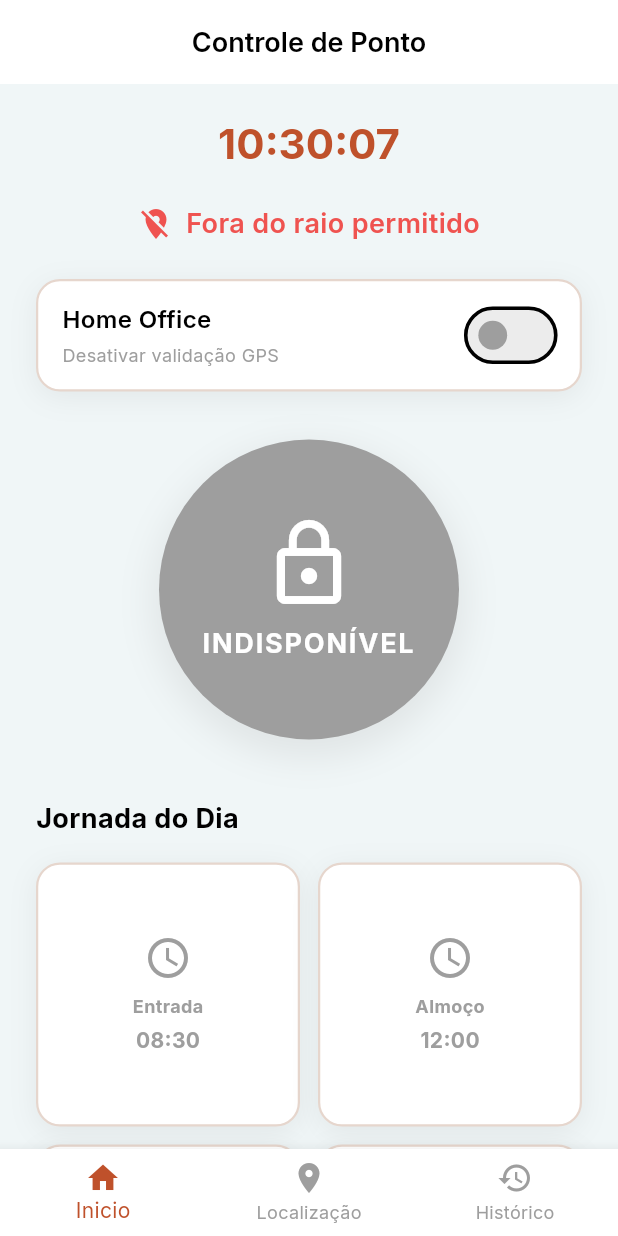
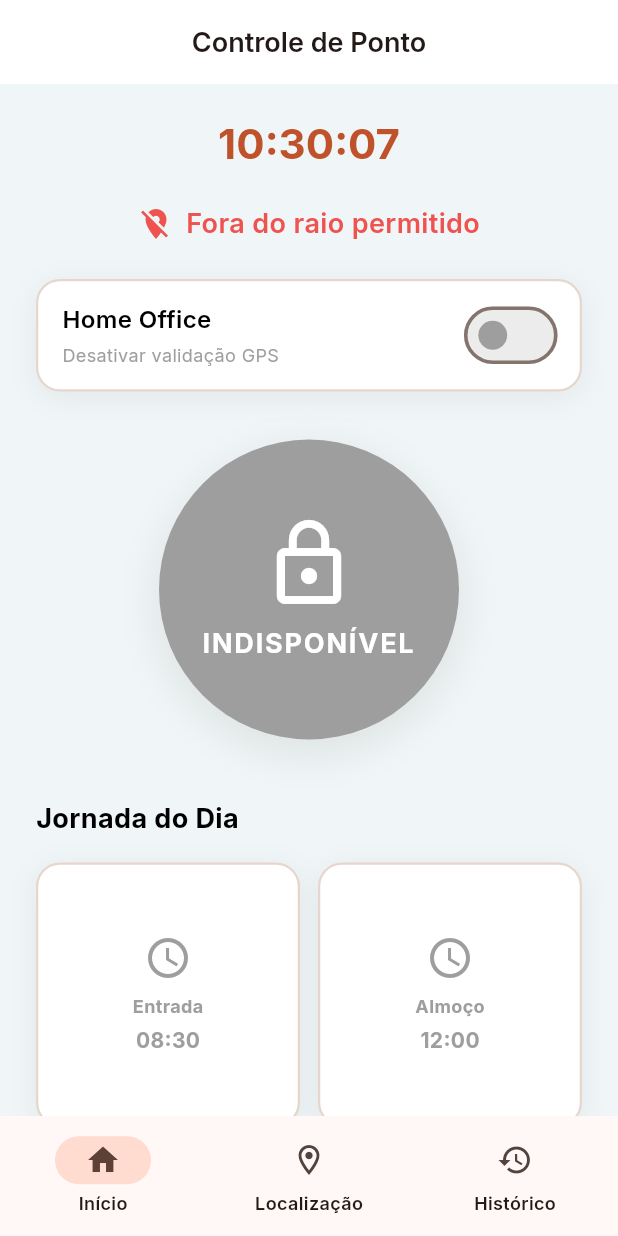
Before and after one commit to AllanMicuanski/PEX-mobile, a Flutter app: the screen it shows after launch, on a phone screen of 412 x 824 dp. Run offline on Flutter 3.47's test engine with Material 3 defaults, Android fonts, the phone set to English and light mode, and no system bars; our stand-ins replace flutter_map, geolocator, image_picker, latlong2, sqflite; accounts and stored records are empty.

Commit message:
feat: add light and dark themes with M3 tonal palette
build both schemes from the coral seed, drop fixed text colors so they
follow the color scheme, add design tokens, and switch to NavigationBar.
wire darkTheme with ThemeMode.system

```diff
--- a/lib/config/theme.dart
+++ b/lib/config/theme.dart
@@ -1,108 +1,102 @@
 import 'package:flutter/material.dart';
 
-// Paleta Sizebay
+// Paleta de marca e status (acentos que valem em tema claro e escuro).
 class SizebayColors {
-  static const Color coral = Color(0xFFBF512B); // Primária
-  static const Color azulClaro = Color(0xFFD2ECFF); // Secundária
-  static const Color bege = Color(0xFFE6D6CD); // Terciária
-  static const Color offWhite = Color(0xFFF0F6F7); // Fundo
-  static const Color preto = Color(0xFF000000); // Texto
+  static const Color coral = Color(0xFFBF512B);
+  static const Color coralClaro = Color(0xFFF7663D);
+  static const Color azulClaro = Color(0xFFD2ECFF);
+  static const Color bege = Color(0xFFE6D6CD);
 
-  // Utilitárias
   static const Color verde = Color(0xFF4CAF50);
   static const Color laranja = Color(0xFFFFA726);
   static const Color vermelho = Color(0xFFEF5350);
+  static const Color azul = Color(0xFF1E88E5);
+
+  // Neutros legados — em migração para o colorScheme (dark mode).
+  static const Color preto = Color(0xFF000000);
+  static const Color offWhite = Color(0xFFF0F6F7);
   static const Color cinzaClaro = Color(0xFFF5F5F5);
   static const Color cinzaMedio = Color(0xFF9E9E9E);
-  static const Color azul = Color(0xFF1E88E5);
 }
 
-// Theme Data
-ThemeData getSizebayTheme() {
+// Tokens de design compartilhados pelo visual "soft".
+class AppRadius {
+  static const double card = 20;
+  static const double chip = 10;
+  static const double field = 14;
+}
+
+ThemeData getSizebayTheme() => _buildTheme(
+  ColorScheme.fromSeed(
+    seedColor: SizebayColors.coral,
+    brightness: Brightness.light,
+  ).copyWith(primary: SizebayColors.coral),
+);
+
+ThemeData getSizebayDarkTheme() => _buildTheme(
+  ColorScheme.fromSeed(
+    seedColor: SizebayColors.coral,
+    brightness: Brightness.dark,
+  ),
+);
+
+ThemeData _buildTheme(ColorScheme scheme) {
   return ThemeData(
     useMaterial3: true,
     fontFamily: 'Inter',
-    colorScheme: ColorScheme(
-      brightness: Brightness.light,
-      primary: SizebayColors.coral,
-      onPrimary: Colors.white,
-      primaryContainer: SizebayColors.azulClaro,
-      onPrimaryContainer: SizebayColors.preto,
-      secondary: SizebayColors.azulClaro,
-      onSecondary: SizebayColors.preto,
-      secondaryContainer: SizebayColors.bege,
-      onSecondaryContainer: SizebayColors.preto,
-      tertiary: SizebayColors.bege,
-      onTertiary: SizebayColors.preto,
-      error: SizebayColors.vermelho,
-      onError: Colors.white,
-      surface: Colors.white,
-      onSurface: SizebayColors.preto,
-    ),
-    scaffoldBackgroundColor: SizebayColors.offWhite,
-    appBarTheme: const AppBarTheme(
-      backgroundColor: Colors.white,
-      foregroundColor: SizebayColors.preto,
+    colorScheme: scheme,
+    scaffoldBackgroundColor: scheme.surfaceContainerLow,
+    appBarTheme: AppBarTheme(
+      backgroundColor: scheme.surfaceContainerLow,
+      foregroundColor: scheme.onSurface,
       elevation: 0,
+      scrolledUnderElevation: 0,
       centerTitle: true,
     ),
-    bottomNavigationBarTheme: const BottomNavigationBarThemeData(
-      backgroundColor: Colors.white,
-      selectedItemColor: SizebayColors.coral,
-      unselectedItemColor: SizebayColors.cinzaMedio,
-      elevation: 8,
+    navigationBarTheme: NavigationBarThemeData(
+      backgroundColor: scheme.surface,
+      indicatorColor: scheme.primaryContainer,
+      elevation: 3,
+      labelTextStyle: WidgetStateProperty.all(
+        const TextStyle(fontSize: 12, fontWeight: FontWeight.w600),
+      ),
     ),
-    floatingActionButtonTheme: const FloatingActionButtonThemeData(
-      backgroundColor: SizebayColors.coral,
-      foregroundColor: Colors.white,
+    floatingActionButtonTheme: FloatingActionButtonThemeData(
+      backgroundColor: scheme.primary,
+      foregroundColor: scheme.onPrimary,
     ),
     elevatedButtonTheme: ElevatedButtonThemeData(
       style: ElevatedButton.styleFrom(
-        backgroundColor: SizebayColors.coral,
-        foregroundColor: Colors.white,
-        elevation: 4,
-        shape: RoundedRectangleBorder(borderRadius: BorderRadius.circular(12)),
+        backgroundColor: scheme.primary,
+        foregroundColor: scheme.onPrimary,
+        elevation: 0,
+        padding: const EdgeInsets.symmetric(vertical: 16),
+        shape: RoundedRectangleBorder(
+          borderRadius: BorderRadius.circular(AppRadius.field),
+        ),
       ),
     ),
     textButtonTheme: TextButtonThemeData(
-      style: TextButton.styleFrom(foregroundColor: SizebayColors.coral),
+      style: TextButton.styleFrom(foregroundColor: scheme.primary),
     ),
     cardTheme: CardThemeData(
-      color: Colors.white,
-      elevation: 2,
-      shape: RoundedRectangleBorder(borderRadius: BorderRadius.circular(12)),
-    ),
-    textTheme: const TextTheme(
-      displayLarge: TextStyle(
-        fontSize: 32,
-        fontWeight: FontWeight.bold,
-        color: SizebayColors.preto,
-      ),
-      displayMedium: TextStyle(
-        fontSize: 28,
-        fontWeight: FontWeight.w600,
-        color: SizebayColors.preto,
-      ),
-      headlineLarge: TextStyle(
-        fontSize: 24,
-        fontWeight: FontWeight.w600,
-        color: SizebayColors.preto,
-      ),
-      titleLarge: TextStyle(
-        fontSize: 18,
-        fontWeight: FontWeight.w600,
-        color: SizebayColors.preto,
-      ),
-      bodyLarge: TextStyle(
-        fontSize: 16,
-        fontWeight: FontWeight.w500,
-        color: SizebayColors.preto,
-      ),
-      bodyMedium: TextStyle(
-        fontSize: 14,
-        fontWeight: FontWeight.w400,
-        color: SizebayColors.preto,
+      color: scheme.surface,
+      elevation: 0,
+      shape: RoundedRectangleBorder(
+        borderRadius: BorderRadius.circular(AppRadius.card),
       ),
     ),
+    dividerTheme: DividerThemeData(color: scheme.outlineVariant, space: 1),
+    textTheme: _textTheme,
   );
 }
+
+// Escala tipográfica (sem cor fixa — a cor vem do colorScheme, p/ dark mode).
+const TextTheme _textTheme = TextTheme(
+  displayLarge: TextStyle(fontSize: 34, fontWeight: FontWeight.w700),
+  displayMedium: TextStyle(fontSize: 28, fontWeight: FontWeight.w700),
+  headlineLarge: TextStyle(fontSize: 24, fontWeight: FontWeight.w600),
+  titleLarge: TextStyle(fontSize: 18, fontWeight: FontWeight.w600),
+  bodyLarge: TextStyle(fontSize: 16, fontWeight: FontWeight.w500),
+  bodyMedium: TextStyle(fontSize: 14, fontWeight: FontWeight.w400),
+);
--- a/lib/main.dart
+++ b/lib/main.dart
@@ -17,6 +17,8 @@ class PontoApp extends StatelessWidget {
       title: 'Controle de Ponto',
       debugShowCheckedModeBanner: false,
       theme: getSizebayTheme(),
+      darkTheme: getSizebayDarkTheme(),
+      themeMode: ThemeMode.system,
       home: const MainNavigation(),
     );
   }
@@ -42,21 +44,27 @@ class _MainNavigationState extends State<MainNavigation> {
   Widget build(BuildContext context) {
     return Scaffold(
       body: _screens[_selectedIndex],
-      bottomNavigationBar: BottomNavigationBar(
-        currentIndex: _selectedIndex,
-        onTap: (index) {
+      bottomNavigationBar: NavigationBar(
+        selectedIndex: _selectedIndex,
+        onDestinationSelected: (index) {
           setState(() {
             _selectedIndex = index;
           });
         },
-        items: const [
-          BottomNavigationBarItem(icon: Icon(Icons.home), label: 'Inicio'),
-          BottomNavigationBarItem(
-            icon: Icon(Icons.location_on),
+        destinations: const [
+          NavigationDestination(
+            icon: Icon(Icons.home_outlined),
+            selectedIcon: Icon(Icons.home),
+            label: 'Início',
+          ),
+          NavigationDestination(
+            icon: Icon(Icons.location_on_outlined),
+            selectedIcon: Icon(Icons.location_on),
             label: 'Localização',
           ),
-          BottomNavigationBarItem(
-            icon: Icon(Icons.history),
+          NavigationDestination(
+            icon: Icon(Icons.history_outlined),
+            selectedIcon: Icon(Icons.history),
             label: 'Histórico',
           ),
         ],
```
